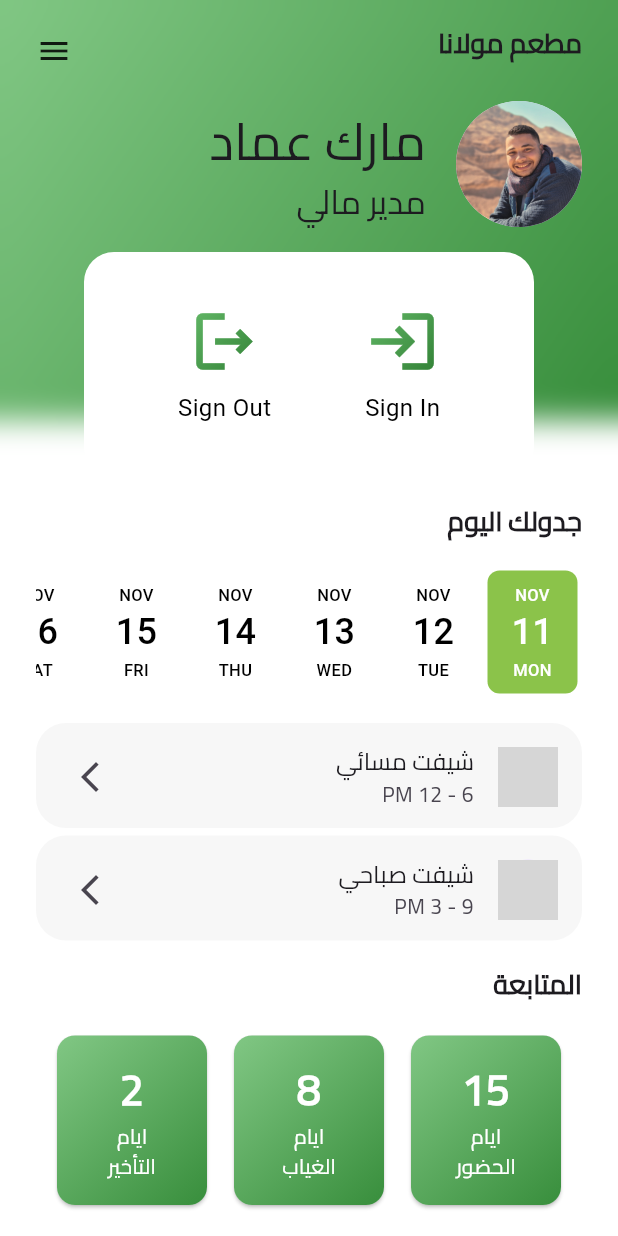
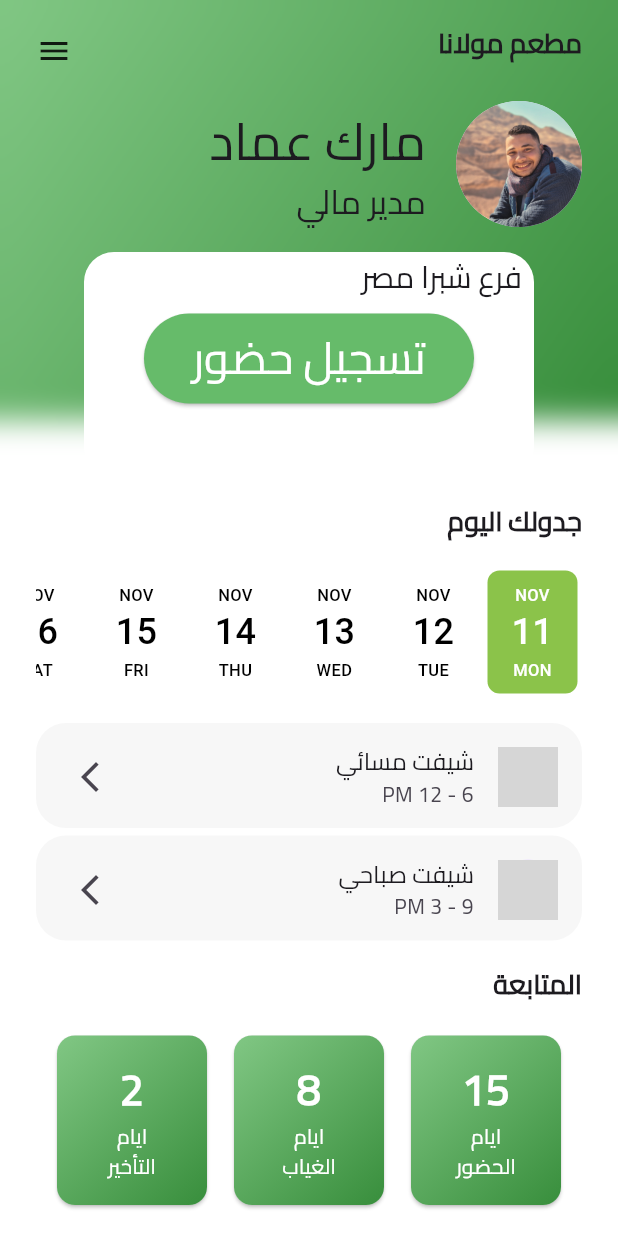
Before and after one commit to Mark-emad/hr_app, a Flutter app: the screen it shows after launch, on a phone screen of 412 x 824 dp. Run offline on Flutter 3.47's test engine with Material 3 defaults, Android fonts, the phone set to English and light mode, and no system bars; drawn by our look-alikes of date_picker_timeline; network calls fail; grey boxes are pictures that could not be loaded.

Commit message:
- made only one button "تسجيل حضور" instead of two icons - added الفرع

```diff
--- a/lib/components/sign_widget.dart
+++ b/lib/components/sign_widget.dart
@@ -15,7 +15,78 @@ class SignWidget extends StatelessWidget {
             color: Colors.white,
             borderRadius: BorderRadius.circular(20),
           ),
-        child: Row(
+          child: Column(
+            children: [
+              Align(
+                alignment: Alignment.centerRight,
+                child: Padding(
+                  padding: const EdgeInsets.only(
+                    right: 8,
+                    top: 2,
+                  ),
+                  child: Text(
+                    textAlign: TextAlign.right,
+                    "فرع شبرا مصر",
+                    style: TextStyle(
+                      fontFamily: "Cairo",
+                      fontSize: 20,
+                    ),
+                  ),
+                ),
+              ),
+              SizedBox(
+                height: 10,
+              ),
+              ElevatedButton(
+                onPressed: () {},
+                child: Text(
+                  'تسجيل حضور',
+                  textAlign: TextAlign.center,
+                  style: TextStyle(
+                    fontSize: 30,
+                    fontFamily: "Cairo",
+                    color: Colors.white,
+                  ),
+                ),
+                style: ElevatedButton.styleFrom(
+                  minimumSize: Size(220, 60),
+                  backgroundColor: Colors.green[400],
+                ),
+              ),
+            ],
+          )),
+    );
+  }
+}
+
+// class GradientIcon extends StatelessWidget {
+//   final IconData icon;
+//   final double size;
+//   final Gradient gradient;
+
+//   const GradientIcon({
+//     required this.icon,
+//     required this.size,
+//     required this.gradient,
+//   });
+
+//   @override
+//   Widget build(BuildContext context) {
+//     return ShaderMask(
+//       shaderCallback: (bounds) => gradient.createShader(
+//         Rect.fromLTWH(0, 0, bounds.width, bounds.height),
+//       ),
+//       child: Icon(
+//         icon,
+//         size: size,
+//         color: Colors.white, // Keep it white for gradient effect
+//       ),
+//     );
+//   }
+// }
+
+/*
+Row(
           mainAxisAlignment: MainAxisAlignment.spaceEvenly,
           children: [
             // Sign In Icon and Label
@@ -78,38 +149,7 @@ class SignWidget extends StatelessWidget {
             ),
           ],
         ),
-      ),
-    );
-  }
-}
-
-class GradientIcon extends StatelessWidget {
-  final IconData icon;
-  final double size;
-  final Gradient gradient;
-
-  const GradientIcon({
-    required this.icon,
-    required this.size,
-    required this.gradient,
-  });
-
-  @override
-  Widget build(BuildContext context) {
-    return ShaderMask(
-      shaderCallback: (bounds) => gradient.createShader(
-        Rect.fromLTWH(0, 0, bounds.width, bounds.height),
-      ),
-      child: Icon(
-        icon,
-        size: size,
-        color: Colors.white, // Keep it white for gradient effect
-      ),
-    );
-  }
-}
-
-
+*/
 
 /*
 ElevatedButton(
```
Lines whose indentation alone changed are shown as unchanged.
